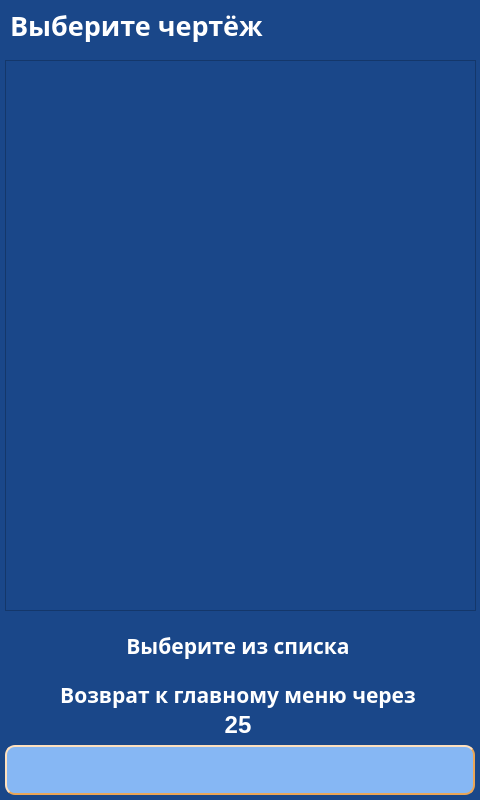
This is client/GUI/ui/screen_33_select_plan.ui in komrade2801/AutoSklad as Qt 5 draws it before an edit. The edited form follows.
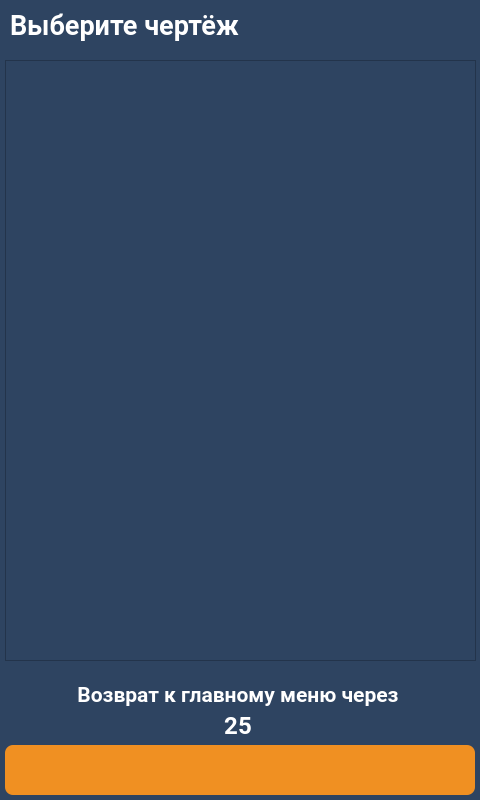
This is the edited form. Icons and pictures are not drawn.

```diff
--- a/client/GUI/ui/screen_33_select_plan.ui
+++ b/client/GUI/ui/screen_33_select_plan.ui
@@ -18,29 +18,34 @@
   </property>
   <property name="styleSheet">
    <string notr="true">QWidget{
-	background-color: #1A4789;
+	background-color: #2e4461;
 }
 QLabel {
 	background: none;
 	color: #FFFFFF;
 	border-width: 0px;
 	border-radius: 0px;
+	font-family: &quot;Roboto&quot;, Sans-serif;
 }
 #background {
 	color: #FFFFFF;
-	background-color: #1A4789;
+	background-color: #2e4461;
 	border-width: 2px;
 	border-style: groove;
 	border-color: #ff9923;
 	border-radius: 0px;
+	font-family: &quot;Roboto&quot;, Sans-serif;
 }
 QPushButton {
-	color: #000000;
-	background-color: #86B7F4;
-	border-width: 2px;
+	color: #FFFFFF;
+	background-color: #f09022;
+	border-width: 0px;
 	border-style: outset;
 	border-color: #EAA657;
-	border-radius: 10px;
+	border-radius: 8px;
+	font-weight: 600;
+    font-size: 25px;
+	font-family: &quot;Roboto&quot;, Sans-serif;
 }</string>
   </property>
   <widget class="QPushButton" name="btn_back">
@@ -58,63 +63,63 @@
       <colorrole role="WindowText">
        <brush brushstyle="SolidPattern">
         <color alpha="255">
-         <red>0</red>
-         <green>0</green>
-         <blue>0</blue>
+         <red>255</red>
+         <green>255</green>
+         <blue>255</blue>
         </color>
        </brush>
       </colorrole>
       <colorrole role="Button">
        <brush brushstyle="SolidPattern">
         <color alpha="255">
-         <red>134</red>
-         <green>183</green>
-         <blue>244</blue>
+         <red>240</red>
+         <green>144</green>
+         <blue>34</blue>
         </color>
        </brush>
       </colorrole>
       <colorrole role="Text">
        <brush brushstyle="SolidPattern">
         <color alpha="255">
-         <red>0</red>
-         <green>0</green>
-         <blue>0</blue>
+         <red>255</red>
+         <green>255</green>
+         <blue>255</blue>
         </color>
        </brush>
       </colorrole>
       <colorrole role="ButtonText">
        <brush brushstyle="SolidPattern">
         <color alpha="255">
-         <red>0</red>
-         <green>0</green>
-         <blue>0</blue>
+         <red>255</red>
+         <green>255</green>
+         <blue>255</blue>
         </color>
        </brush>
       </colorrole>
       <colorrole role="Base">
        <brush brushstyle="SolidPattern">
         <color alpha="255">
-         <red>134</red>
-         <green>183</green>
-         <blue>244</blue>
+         <red>240</red>
+         <green>144</green>
+         <blue>34</blue>
         </color>
        </brush>
       </colorrole>
       <colorrole role="Window">
        <brush brushstyle="SolidPattern">
         <color alpha="255">
-         <red>134</red>
-         <green>183</green>
-         <blue>244</blue>
+         <red>240</red>
+         <green>144</green>
+         <blue>34</blue>
         </color>
        </brush>
       </colorrole>
       <colorrole role="PlaceholderText">
        <brush brushstyle="NoBrush">
         <color alpha="128">
-         <red>0</red>
-         <green>0</green>
-         <blue>0</blue>
+         <red>255</red>
+         <green>255</green>
+         <blue>255</blue>
         </color>
        </brush>
       </colorrole>
@@ -123,63 +128,63 @@
       <colorrole role="WindowText">
        <brush brushstyle="SolidPattern">
         <color alpha="255">
-         <red>0</red>
-         <green>0</green>
-         <blue>0</blue>
+         <red>255</red>
+         <green>255</green>
+         <blue>255</blue>
         </color>
        </brush>
       </colorrole>
       <colorrole role="Button">
        <brush brushstyle="SolidPattern">
         <color alpha="255">
-         <red>134</red>
-         <green>183</green>
-         <blue>244</blue>
+         <red>240</red>
+         <green>144</green>
+         <blue>34</blue>
         </color>
        </brush>
       </colorrole>
       <colorrole role="Text">
        <brush brushstyle="SolidPattern">
         <color alpha="255">
-         <red>0</red>
-         <green>0</green>
-         <blue>0</blue>
+         <red>255</red>
+         <green>255</green>
+         <blue>255</blue>
         </color>
        </brush>
       </colorrole>
       <colorrole role="ButtonText">
        <brush brushstyle="SolidPattern">
         <color alpha="255">
-         <red>0</red>
-         <green>0</green>
-         <blue>0</blue>
+         <red>255</red>
+         <green>255</green>
+         <blue>255</blue>
         </color>
        </brush>
       </colorrole>
       <colorrole role="Base">
        <brush brushstyle="SolidPattern">
         <color alpha="255">
-         <red>134</red>
-         <green>183</green>
-         <blue>244</blue>
+         <red>240</red>
+         <green>144</green>
+         <blue>34</blue>
         </color>
        </brush>
       </colorrole>
       <colorrole role="Window">
        <brush brushstyle="SolidPattern">
         <color alpha="255">
-         <red>134</red>
-         <green>183</green>
-         <blue>244</blue>
+         <red>240</red>
+         <green>144</green>
+         <blue>34</blue>
         </color>
        </brush>
       </colorrole>
       <colorrole role="PlaceholderText">
        <brush brushstyle="NoBrush">
         <color alpha="128">
-         <red>0</red>
-         <green>0</green>
-         <blue>0</blue>
+         <red>255</red>
+         <green>255</green>
+         <blue>255</blue>
         </color>
        </brush>
       </colorrole>
@@ -188,63 +193,63 @@
       <colorrole role="WindowText">
        <brush brushstyle="SolidPattern">
         <color alpha="255">
-         <red>0</red>
-         <green>0</green>
-         <blue>0</blue>
+         <red>255</red>
+         <green>255</green>
+         <blue>255</blue>
         </color>
        </brush>
       </colorrole>
       <colorrole role="Button">
        <brush brushstyle="SolidPattern">
         <color alpha="255">
-         <red>134</red>
-         <green>183</green>
-         <blue>244</blue>
+         <red>240</red>
+         <green>144</green>
+         <blue>34</blue>
         </color>
        </brush>
       </colorrole>
       <colorrole role="Text">
        <brush brushstyle="SolidPattern">
         <color alpha="255">
-         <red>0</red>
-         <green>0</green>
-         <blue>0</blue>
+         <red>255</red>
+         <green>255</green>
+         <blue>255</blue>
         </color>
        </brush>
       </colorrole>
       <colorrole role="ButtonText">
        <brush brushstyle="SolidPattern">
         <color alpha="255">
-         <red>0</red>
-         <green>0</green>
-         <blue>0</blue>
+         <red>255</red>
+         <green>255</green>
+         <blue>255</blue>
         </color>
        </brush>
       </colorrole>
       <colorrole role="Base">
        <brush brushstyle="SolidPattern">
         <color alpha="255">
-         <red>134</red>
-         <green>183</green>
-         <blue>244</blue>
+         <red>240</red>
+         <green>144</green>
+         <blue>34</blue>
         </color>
        </brush>
       </colorrole>
       <colorrole role="Window">
        <brush brushstyle="SolidPattern">
         <color alpha="255">
-         <red>134</red>
-         <green>183</green>
-         <blue>244</blue>
+         <red>240</red>
+         <green>144</green>
+         <blue>34</blue>
         </color>
        </brush>
       </colorrole>
       <colorrole role="PlaceholderText">
        <brush brushstyle="NoBrush">
         <color alpha="128">
-         <red>0</red>
-         <green>0</green>
-         <blue>0</blue>
+         <red>255</red>
+         <green>255</green>
+         <blue>255</blue>
         </color>
        </brush>
       </colorrole>
@@ -253,7 +258,8 @@
    </property>
    <property name="font">
     <font>
-     <pointsize>20</pointsize>
+     <family>Roboto</family>
+     <pointsize>-1</pointsize>
      <weight>75</weight>
      <bold>true</bold>
     </font>
@@ -587,7 +593,7 @@
    </property>
    <property name="font">
     <font>
-     <family>Dubai</family>
+     <family>Roboto</family>
      <pointsize>16</pointsize>
      <weight>75</weight>
      <bold>true</bold>
@@ -909,6 +915,7 @@
    </property>
    <property name="font">
     <font>
+     <family>Roboto</family>
      <pointsize>18</pointsize>
      <weight>75</weight>
      <bold>true</bold>
@@ -930,7 +937,7 @@
      <x>5</x>
      <y>60</y>
      <width>471</width>
-     <height>551</height>
+     <height>601</height>
     </rect>
    </property>
    <property name="sizePolicy">
@@ -942,12 +949,21 @@
    <property name="whatsThis">
     <string>&lt;html&gt;&lt;head/&gt;&lt;body&gt;&lt;p&gt;&lt;br/&gt;&lt;/p&gt;&lt;/body&gt;&lt;/html&gt;</string>
    </property>
+   <property name="autoFillBackground">
+    <bool>false</bool>
+   </property>
+   <property name="verticalScrollBarPolicy">
+    <enum>Qt::ScrollBarAlwaysOff</enum>
+   </property>
    <property name="horizontalScrollBarPolicy">
-    <enum>Qt::ScrollBarAsNeeded</enum>
+    <enum>Qt::ScrollBarAlwaysOff</enum>
    </property>
    <property name="autoScroll">
     <bool>true</bool>
    </property>
+   <property name="textElideMode">
+    <enum>Qt::ElideRight</enum>
+   </property>
   </widget>
   <widget class="QLabel" name="lbl_info_1">
    <property name="enabled">
@@ -963,7 +979,7 @@
    </property>
    <property name="font">
     <font>
-     <family>Arial Black</family>
+     <family>Roboto</family>
      <pointsize>20</pointsize>
      <weight>75</weight>
      <bold>true</bold>
@@ -976,328 +992,6 @@
     <string>Выберите чертёж</string>
    </property>
   </widget>
-  <widget class="QLabel" name="lbl_info_5">
-   <property name="geometry">
-    <rect>
-     <x>30</x>
-     <y>630</y>
-     <width>416</width>
-     <height>31</height>
-    </rect>
-   </property>
-   <property name="palette">
-    <palette>
-     <active>
-      <colorrole role="WindowText">
-       <brush brushstyle="SolidPattern">
-        <color alpha="255">
-         <red>255</red>
-         <green>255</green>
-         <blue>255</blue>
-        </color>
-       </brush>
-      </colorrole>
-      <colorrole role="Button">
-       <brush brushstyle="LinearGradientPattern">
-        <gradient startx="0.000000000000000" starty="0.000000000000000" endx="1.000000000000000" endy="0.000000000000000" type="LinearGradient" spread="PadSpread" coordinatemode="ObjectBoundingMode">
-         <gradientstop position="0.000000000000000">
-          <color alpha="0">
-           <red>0</red>
-           <green>0</green>
-           <blue>0</blue>
-          </color>
-         </gradientstop>
-         <gradientstop position="1.000000000000000">
-          <color alpha="0">
-           <red>255</red>
-           <green>255</green>
-           <blue>255</blue>
-          </color>
-         </gradientstop>
-        </gradient>
-       </brush>
-      </colorrole>
-      <colorrole role="Text">
-       <brush brushstyle="SolidPattern">
-        <color alpha="255">
-         <red>255</red>
-         <green>255</green>
-         <blue>255</blue>
-        </color>
-       </brush>
-      </colorrole>
-      <colorrole role="ButtonText">
-       <brush brushstyle="SolidPattern">
-        <color alpha="255">
-         <red>255</red>
-         <green>255</green>
-         <blue>255</blue>
-        </color>
-       </brush>
-      </colorrole>
-      <colorrole role="Base">
-       <brush brushstyle="LinearGradientPattern">
-        <gradient startx="0.000000000000000" starty="0.000000000000000" endx="1.000000000000000" endy="0.000000000000000" type="LinearGradient" spread="PadSpread" coordinatemode="ObjectBoundingMode">
-         <gradientstop position="0.000000000000000">
-          <color alpha="0">
-           <red>0</red>
-           <green>0</green>
-           <blue>0</blue>
-          </color>
-         </gradientstop>
-         <gradientstop position="1.000000000000000">
-          <color alpha="0">
-           <red>255</red>
-           <green>255</green>
-           <blue>255</blue>
-          </color>
-         </gradientstop>
-        </gradient>
-       </brush>
-      </colorrole>
-      <colorrole role="Window">
-       <brush brushstyle="LinearGradientPattern">
-        <gradient startx="0.000000000000000" starty="0.000000000000000" endx="1.000000000000000" endy="0.000000000000000" type="LinearGradient" spread="PadSpread" coordinatemode="ObjectBoundingMode">
-         <gradientstop position="0.000000000000000">
-          <color alpha="0">
-           <red>0</red>
-           <green>0</green>
-           <blue>0</blue>
-          </color>
-         </gradientstop>
-         <gradientstop position="1.000000000000000">
-          <color alpha="0">
-           <red>255</red>
-           <green>255</green>
-           <blue>255</blue>
-          </color>
-         </gradientstop>
-        </gradient>
-       </brush>
-      </colorrole>
-      <colorrole role="PlaceholderText">
-       <brush brushstyle="NoBrush">
-        <color alpha="128">
-         <red>255</red>
-         <green>255</green>
-         <blue>255</blue>
-        </color>
-       </brush>
-      </colorrole>
-     </active>
-     <inactive>
-      <colorrole role="WindowText">
-       <brush brushstyle="SolidPattern">
-        <color alpha="255">
-         <red>255</red>
-         <green>255</green>
-         <blue>255</blue>
-        </color>
-       </brush>
-      </colorrole>
-      <colorrole role="Button">
-       <brush brushstyle="LinearGradientPattern">
-        <gradient startx="0.000000000000000" starty="0.000000000000000" endx="1.000000000000000" endy="0.000000000000000" type="LinearGradient" spread="PadSpread" coordinatemode="ObjectBoundingMode">
-         <gradientstop position="0.000000000000000">
-          <color alpha="0">
-           <red>0</red>
-           <green>0</green>
-           <blue>0</blue>
-          </color>
-         </gradientstop>
-         <gradientstop position="1.000000000000000">
-          <color alpha="0">
-           <red>255</red>
-           <green>255</green>
-           <blue>255</blue>
-          </color>
-         </gradientstop>
-        </gradient>
-       </brush>
-      </colorrole>
-      <colorrole role="Text">
-       <brush brushstyle="SolidPattern">
-        <color alpha="255">
-         <red>255</red>
-         <green>255</green>
-         <blue>255</blue>
-        </color>
-       </brush>
-      </colorrole>
-      <colorrole role="ButtonText">
-       <brush brushstyle="SolidPattern">
-        <color alpha="255">
-         <red>255</red>
-         <green>255</green>
-         <blue>255</blue>
-        </color>
-       </brush>
-      </colorrole>
-      <colorrole role="Base">
-       <brush brushstyle="LinearGradientPattern">
-        <gradient startx="0.000000000000000" starty="0.000000000000000" endx="1.000000000000000" endy="0.000000000000000" type="LinearGradient" spread="PadSpread" coordinatemode="ObjectBoundingMode">
-         <gradientstop position="0.000000000000000">
-          <color alpha="0">
-           <red>0</red>
-           <green>0</green>
-           <blue>0</blue>
-          </color>
-         </gradientstop>
-         <gradientstop position="1.000000000000000">
-          <color alpha="0">
-           <red>255</red>
-           <green>255</green>
-           <blue>255</blue>
-          </color>
-         </gradientstop>
-        </gradient>
-       </brush>
-      </colorrole>
-      <colorrole role="Window">
-       <brush brushstyle="LinearGradientPattern">
-        <gradient startx="0.000000000000000" starty="0.000000000000000" endx="1.000000000000000" endy="0.000000000000000" type="LinearGradient" spread="PadSpread" coordinatemode="ObjectBoundingMode">
-         <gradientstop position="0.000000000000000">
-          <color alpha="0">
-           <red>0</red>
-           <green>0</green>
-           <blue>0</blue>
-          </color>
-         </gradientstop>
-         <gradientstop position="1.000000000000000">
-          <color alpha="0">
-           <red>255</red>
-           <green>255</green>
-           <blue>255</blue>
-          </color>
-         </gradientstop>
-        </gradient>
-       </brush>
-      </colorrole>
-      <colorrole role="PlaceholderText">
-       <brush brushstyle="NoBrush">
-        <color alpha="128">
-         <red>255</red>
-         <green>255</green>
-         <blue>255</blue>
-        </color>
-       </brush>
-      </colorrole>
-     </inactive>
-     <disabled>
-      <colorrole role="WindowText">
-       <brush brushstyle="SolidPattern">
-        <color alpha="255">
-         <red>255</red>
-         <green>255</green>
-         <blue>255</blue>
-        </color>
-       </brush>
-      </colorrole>
-      <colorrole role="Button">
-       <brush brushstyle="LinearGradientPattern">
-        <gradient startx="0.000000000000000" starty="0.000000000000000" endx="1.000000000000000" endy="0.000000000000000" type="LinearGradient" spread="PadSpread" coordinatemode="ObjectBoundingMode">
-         <gradientstop position="0.000000000000000">
-          <color alpha="0">
-           <red>0</red>
-           <green>0</green>
-           <blue>0</blue>
-          </color>
-         </gradientstop>
-         <gradientstop position="1.000000000000000">
-          <color alpha="0">
-           <red>255</red>
-           <green>255</green>
-           <blue>255</blue>
-          </color>
-         </gradientstop>
-        </gradient>
-       </brush>
-      </colorrole>
-      <colorrole role="Text">
-       <brush brushstyle="SolidPattern">
-        <color alpha="255">
-         <red>255</red>
-         <green>255</green>
-         <blue>255</blue>
-        </color>
-       </brush>
-      </colorrole>
-      <colorrole role="ButtonText">
-       <brush brushstyle="SolidPattern">
-        <color alpha="255">
-         <red>255</red>
-         <green>255</green>
-         <blue>255</blue>
-        </color>
-       </brush>
-      </colorrole>
-      <colorrole role="Base">
-       <brush brushstyle="LinearGradientPattern">
-        <gradient startx="0.000000000000000" starty="0.000000000000000" endx="1.000000000000000" endy="0.000000000000000" type="LinearGradient" spread="PadSpread" coordinatemode="ObjectBoundingMode">
-         <gradientstop position="0.000000000000000">
-          <color alpha="0">
-           <red>0</red>
-           <green>0</green>
-           <blue>0</blue>
-          </color>
-         </gradientstop>
-         <gradientstop position="1.000000000000000">
-          <color alpha="0">
-           <red>255</red>
-           <green>255</green>
-           <blue>255</blue>
-          </color>
-         </gradientstop>
-        </gradient>
-       </brush>
-      </colorrole>
-      <colorrole role="Window">
-       <brush brushstyle="LinearGradientPattern">
-        <gradient startx="0.000000000000000" starty="0.000000000000000" endx="1.000000000000000" endy="0.000000000000000" type="LinearGradient" spread="PadSpread" coordinatemode="ObjectBoundingMode">
-         <gradientstop position="0.000000000000000">
-          <color alpha="0">
-           <red>0</red>
-           <green>0</green>
-           <blue>0</blue>
-          </color>
-         </gradientstop>
-         <gradientstop position="1.000000000000000">
-          <color alpha="0">
-           <red>255</red>
-           <green>255</green>
-           <blue>255</blue>
-          </color>
-         </gradientstop>
-        </gradient>
-       </brush>
-      </colorrole>
-      <colorrole role="PlaceholderText">
-       <brush brushstyle="NoBrush">
-        <color alpha="128">
-         <red>255</red>
-         <green>255</green>
-         <blue>255</blue>
-        </color>
-       </brush>
-      </colorrole>
-     </disabled>
-    </palette>
-   </property>
-   <property name="font">
-    <font>
-     <family>Arial Black</family>
-     <pointsize>16</pointsize>
-     <weight>75</weight>
-     <bold>true</bold>
-    </font>
-   </property>
-   <property name="text">
-    <string>Выберите из списка</string>
-   </property>
-   <property name="alignment">
-    <set>Qt::AlignCenter</set>
-   </property>
-  </widget>
  </widget>
  <resources>
   <include location="../img/resources.qrc"/>
```
Left out of the diff: 8 changed lines with no effect on the pictures.
